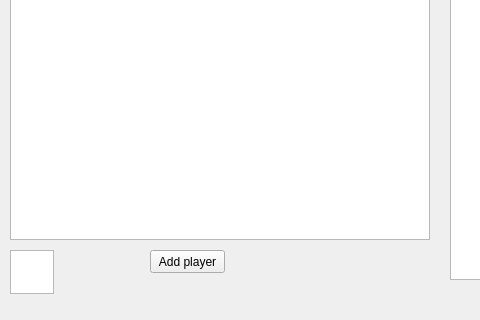
First picture: the form in projekt/mainwindow.ui, repository iKsSs/ICP-Labyrinth, before the edit; both pictures show x 0 to 480 and y 190 to 510 of the 740 by 510 pixel window.
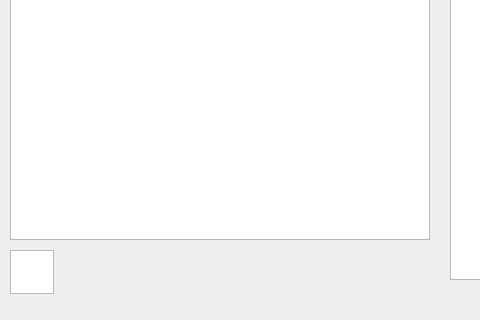
Second picture: the form after the edit.

The edit to the form file:
```diff
--- a/projekt/mainwindow.ui
+++ b/projekt/mainwindow.ui
@@ -57,22 +57,6 @@
      <set>Qt::AlignLeading|Qt::AlignLeft|Qt::AlignTop</set>
     </property>
    </widget>
-   <widget class="QPushButton" name="btn_addPlayer">
-    <property name="enabled">
-     <bool>true</bool>
-    </property>
-    <property name="geometry">
-     <rect>
-      <x>150</x>
-      <y>440</y>
-      <width>75</width>
-      <height>23</height>
-     </rect>
-    </property>
-    <property name="text">
-     <string>Add player</string>
-    </property>
-   </widget>
    <widget class="QPlainTextEdit" name="plainTextEdit">
     <property name="geometry">
      <rect>
```
Left out of the diff: 13 changed lines with no effect on the pictures.
